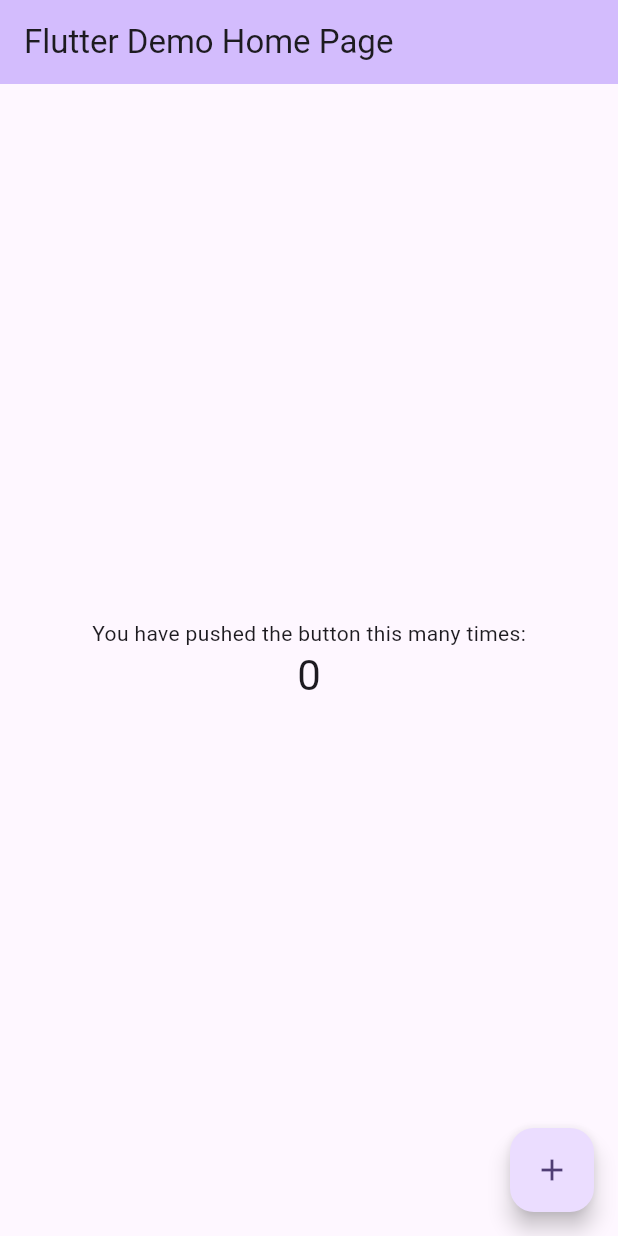
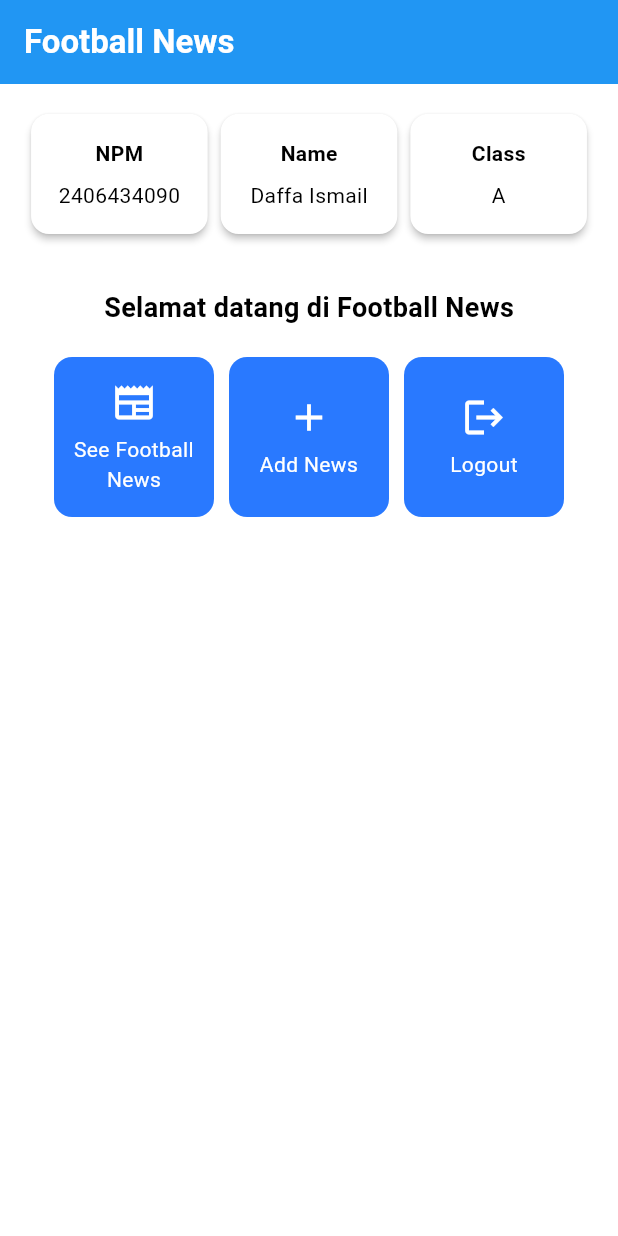
Before and after one commit to dfi06/ball-knowledge-mobile, a Flutter app: the screen it shows after launch, on a phone screen of 412 x 824 dp. Run offline on Flutter 3.47's test engine with Material 3 defaults, Android fonts, the phone set to English and light mode, and no system bars.

Commit message:
copied tutorial 1

```diff
--- a/lib/main.dart
+++ b/lib/main.dart
@@ -1,4 +1,5 @@
 import 'package:flutter/material.dart';
+import 'package:ball_knowledge/menu.dart';
 
 void main() {
   runApp(const MyApp());
@@ -28,95 +29,15 @@
         //
         // This works for code too, not just values: Most code changes can be
         // tested with just a hot reload.
-        colorScheme: ColorScheme.fromSeed(seedColor: Colors.deepPurple),
+
+        // colorScheme: ColorScheme.fromSeed(seedColor: Colors.deepPurple),
+        // in the other proj, the line above is:primarySwatch: Colors.blue,
+        // weird.
+        colorScheme: ColorScheme.fromSwatch(
+          primarySwatch: Colors.blue,
+        ).copyWith(secondary: Colors.blueAccent[400]),
       ),
-      home: const MyHomePage(title: 'Flutter Demo Home Page'),
+      home: MyHomePage(),
     );
   }
 }
-
-class MyHomePage extends StatefulWidget {
-  const MyHomePage({super.key, required this.title});
-
-  // This widget is the home page of your application. It is stateful, meaning
-  // that it has a State object (defined below) that contains fields that affect
-  // how it looks.
-
-  // This class is the configuration for the state. It holds the values (in this
-  // case the title) provided by the parent (in this case the App widget) and
-  // used by the build method of the State. Fields in a Widget subclass are
-  // always marked "final".
-
-  final String title;
-
-  @override
-  State<MyHomePage> createState() => _MyHomePageState();
-}
-
-class _MyHomePageState extends State<MyHomePage> {
-  int _counter = 0;
-
-  void _incrementCounter() {
-    setState(() {
-      // This call to setState tells the Flutter framework that something has
-      // changed in this State, which causes it to rerun the build method below
-      // so that the display can reflect the updated values. If we changed
-      // _counter without calling setState(), then the build method would not be
-      // called again, and so nothing would appear to happen.
-      _counter++;
-    });
-  }
-
-  @override
-  Widget build(BuildContext context) {
-    // This method is rerun every time setState is called, for instance as done
-    // by the _incrementCounter method above.
-    //
-    // The Flutter framework has been optimized to make rerunning build methods
-    // fast, so that you can just rebuild anything that needs updating rather
-    // than having to individually change instances of widgets.
-    return Scaffold(
-      appBar: AppBar(
-        // TRY THIS: Try changing the color here to a specific color (to
-        // Colors.amber, perhaps?) and trigger a hot reload to see the AppBar
-        // change color while the other colors stay the same.
-        backgroundColor: Theme.of(context).colorScheme.inversePrimary,
-        // Here we take the value from the MyHomePage object that was created by
-        // the App.build method, and use it to set our appbar title.
-        title: Text(widget.title),
-      ),
-      body: Center(
-        // Center is a layout widget. It takes a single child and positions it
-        // in the middle of the parent.
-        child: Column(
-          // Column is also a layout widget. It takes a list of children and
-          // arranges them vertically. By default, it sizes itself to fit its
-          // children horizontally, and tries to be as tall as its parent.
-          //
-          // Column has various properties to control how it sizes itself and
-          // how it positions its children. Here we use mainAxisAlignment to
-          // center the children vertically; the main axis here is the vertical
-          // axis because Columns are vertical (the cross axis would be
-          // horizontal).
-          //
-          // TRY THIS: Invoke "debug painting" (choose the "Toggle Debug Paint"
-          // action in the IDE, or press "p" in the console), to see the
-          // wireframe for each widget.
-          mainAxisAlignment: MainAxisAlignment.center,
-          children: <Widget>[
-            const Text('You have pushed the button this many times:'),
-            Text(
-              '$_counter',
-              style: Theme.of(context).textTheme.headlineMedium,
-            ),
-          ],
-        ),
-      ),
-      floatingActionButton: FloatingActionButton(
-        onPressed: _incrementCounter,
-        tooltip: 'Increment',
-        child: const Icon(Icons.add),
-      ), // This trailing comma makes auto-formatting nicer for build methods.
-    );
-  }
-}
--- /dev/null
+++ b/lib/menu.dart
@@ -0,0 +1,180 @@
+import 'package:flutter/material.dart';
+
+class MyHomePage extends StatelessWidget {
+  MyHomePage({super.key});
+
+  final String nama = "Daffa Ismail"; // Name
+  final String npm = "2406434090"; // NPM
+  final String kelas = "A"; // Class
+
+  final List<ItemHomepage> items = [
+    ItemHomepage("See Football News", Icons.newspaper),
+    ItemHomepage("Add News", Icons.add),
+    ItemHomepage("Logout", Icons.logout),
+  ];
+
+  @override
+  Widget build(BuildContext context) {
+    // Scaffold menyediakan struktur dasar halaman dengan AppBar dan body.
+    return Scaffold(
+      // AppBar adalah bagian atas halaman yang menampilkan judul.
+      appBar: AppBar(
+        // Judul aplikasi "Football News" dengan teks putih dan tebal.
+        title: const Text(
+          'Football News',
+          style: TextStyle(color: Colors.white, fontWeight: FontWeight.bold),
+        ),
+        // Warna latar belakang AppBar diambil dari skema warna tema aplikasi.
+        backgroundColor: Theme.of(context).colorScheme.primary,
+      ),
+      // Body halaman dengan padding di sekelilingnya.
+      body: Padding(
+        padding: const EdgeInsets.all(16.0),
+        // Menyusun widget secara vertikal dalam sebuah kolom.
+        child: Column(
+          crossAxisAlignment: CrossAxisAlignment.center,
+          children: [
+            // Row untuk menampilkan 3 InfoCard secara horizontal.
+            Row(
+              mainAxisAlignment: MainAxisAlignment.spaceEvenly,
+              children: [
+                InfoCard(title: 'NPM', content: npm),
+                InfoCard(title: 'Name', content: nama),
+                InfoCard(title: 'Class', content: kelas),
+              ],
+            ),
+
+            // Memberikan jarak vertikal 16 unit.
+            const SizedBox(height: 16.0),
+
+            // Menempatkan widget berikutnya di tengah halaman.
+            Center(
+              child: Column(
+                // Menyusun teks dan grid item secara vertikal.
+                children: [
+                  // Menampilkan teks sambutan dengan gaya tebal dan ukuran 18.
+                  const Padding(
+                    padding: EdgeInsets.only(top: 16.0),
+                    child: Text(
+                      'Selamat datang di Football News',
+                      style: TextStyle(
+                        fontWeight: FontWeight.bold,
+                        fontSize: 18.0,
+                      ),
+                    ),
+                  ),
+
+                  // Grid untuk menampilkan ItemCard dalam bentuk grid 3 kolom.
+                  GridView.count(
+                    primary: true,
+                    padding: const EdgeInsets.all(20),
+                    crossAxisSpacing: 10,
+                    mainAxisSpacing: 10,
+                    crossAxisCount: 3,
+                    // Agar grid menyesuaikan tinggi kontennya.
+                    shrinkWrap: true,
+
+                    // Menampilkan ItemCard untuk setiap item dalam list items.
+                    children: items.map((ItemHomepage item) {
+                      return ItemCard(item);
+                    }).toList(),
+                  ),
+                ],
+              ),
+            ),
+          ],
+        ),
+      ),
+    );
+  }
+}
+
+class InfoCard extends StatelessWidget {
+  // Kartu informasi yang menampilkan title dan content.
+
+  final String title; // Judul kartu.
+  final String content; // Isi kartu.
+
+  const InfoCard({super.key, required this.title, required this.content});
+
+  @override
+  Widget build(BuildContext context) {
+    return Card(
+      // Membuat kotak kartu dengan bayangan dibawahnya.
+      elevation: 2.0,
+      child: Container(
+        // Mengatur ukuran dan jarak di dalam kartu.
+        width:
+            MediaQuery.of(context).size.width /
+            3.5, // menyesuaikan dengan lebar device yang digunakan.
+        padding: const EdgeInsets.all(16.0),
+        // Menyusun title dan content secara vertikal.
+        child: Column(
+          children: [
+            Text(title, style: const TextStyle(fontWeight: FontWeight.bold)),
+            const SizedBox(height: 8.0),
+            Text(content),
+          ],
+        ),
+      ),
+    );
+  }
+}
+
+class ItemHomepage {
+  final String name;
+  final IconData icon;
+
+  ItemHomepage(this.name, this.icon);
+}
+
+class ItemCard extends StatelessWidget {
+  // Menampilkan kartu dengan ikon dan nama.
+
+  final ItemHomepage item;
+
+  const ItemCard(this.item, {super.key});
+
+  @override
+  Widget build(BuildContext context) {
+    return Material(
+      // Menentukan warna latar belakang dari tema aplikasi.
+      color: Theme.of(context).colorScheme.secondary,
+      // Membuat sudut kartu melengkung.
+      borderRadius: BorderRadius.circular(12),
+
+      child: InkWell(
+        // Aksi ketika kartu ditekan.
+        onTap: () {
+          // Menampilkan pesan SnackBar saat kartu ditekan.
+          ScaffoldMessenger.of(context)
+            ..hideCurrentSnackBar()
+            ..showSnackBar(
+              SnackBar(
+                content: Text("Kamu telah menekan tombol ${item.name}!"),
+              ),
+            );
+        },
+        // Container untuk menyimpan Icon dan Text
+        child: Container(
+          padding: const EdgeInsets.all(8),
+          child: Center(
+            child: Column(
+              // Menyusun ikon dan teks di tengah kartu.
+              mainAxisAlignment: MainAxisAlignment.center,
+              children: [
+                Icon(item.icon, color: Colors.white, size: 30.0),
+                const Padding(padding: EdgeInsets.all(3)),
+                Text(
+                  item.name,
+                  textAlign: TextAlign.center,
+                  style: const TextStyle(color: Colors.white),
+                ),
+              ],
+            ),
+          ),
+        ),
+      ),
+    );
+  }
+}
```
